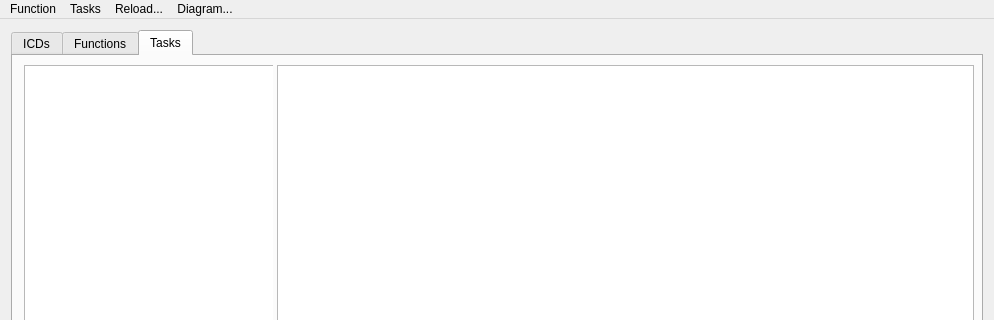
Qt form mainwindow.ui (hardcoregandhi/XML-Sequence-Diagram-Creator) before a commit; both pictures show x 0 to 994 and y 0 to 320 of the 994 by 720 pixel window.
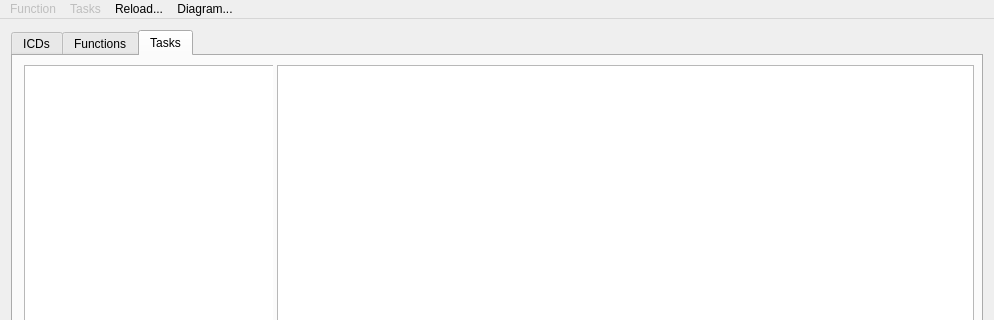
The same form after that commit. The open tabs and pages were chosen to show the change.

Diff of the .ui file:
```diff
--- a/mainwindow.ui
+++ b/mainwindow.ui
@@ -282,7 +282,10 @@
      <height>25</height>
     </rect>
    </property>
-   <widget class="QMenu" name="menuXML_Parser">
+   <widget class="QMenu" name="menuFunctions">
+    <property name="enabled">
+     <bool>false</bool>
+    </property>
     <property name="title">
      <string>Function</string>
     </property>
@@ -305,6 +308,9 @@
     <addaction name="actionHome_All"/>
    </widget>
    <widget class="QMenu" name="menuTasks">
+    <property name="enabled">
+     <bool>false</bool>
+    </property>
     <property name="title">
      <string>Tasks</string>
     </property>
@@ -312,7 +318,7 @@
     <addaction name="actionOpen"/>
     <addaction name="actionSave_As"/>
    </widget>
-   <addaction name="menuXML_Parser"/>
+   <addaction name="menuFunctions"/>
    <addaction name="menuTasks"/>
    <addaction name="menuReload"/>
    <addaction name="menuDiagram"/>
```
Left out of the diff: 18 changed lines with no effect on the pictures.
